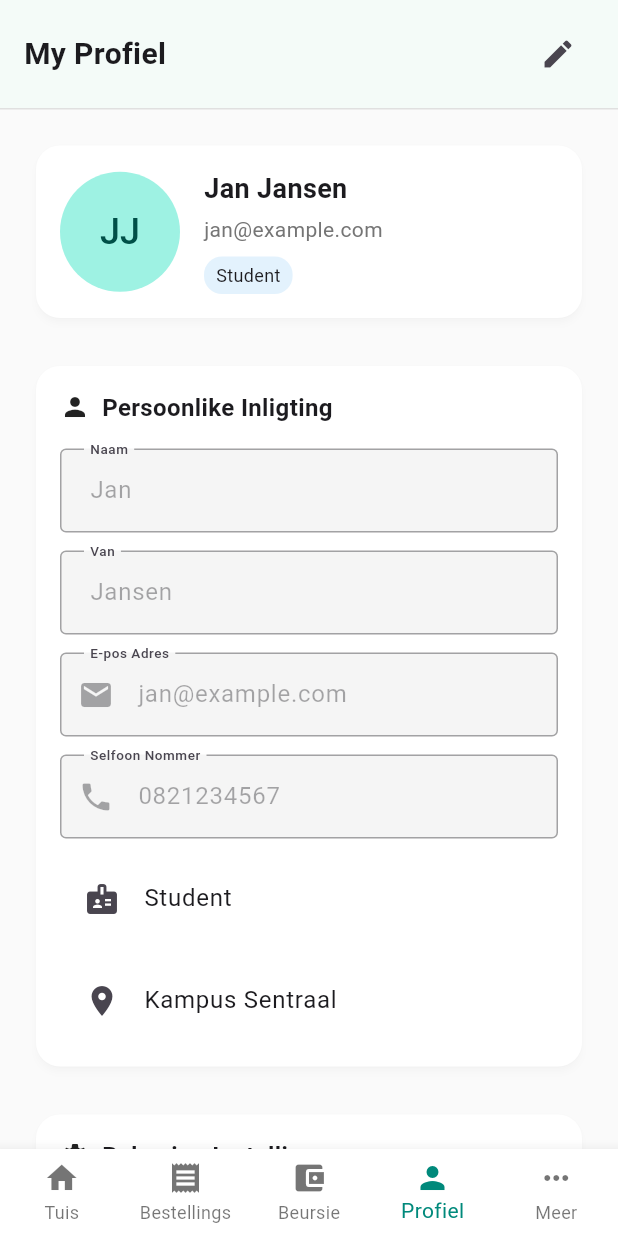
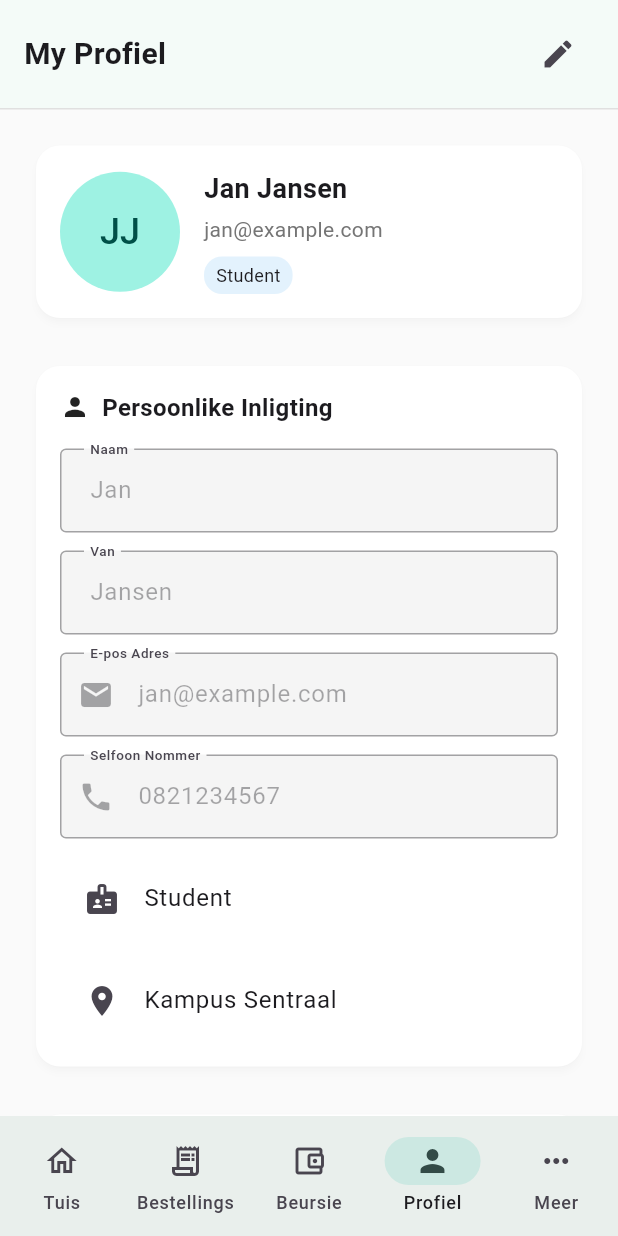
Before and after one commit to reebedmichael/Capstone, a Flutter app: the ProfilePage screen opened by its route, on a phone screen of 412 x 824 dp. Run offline on Flutter 3.47's test engine with Material 3 defaults, Android fonts, the phone set to English and light mode, and no system bars; our stand-ins replace flutter_feather_icons, fluttertoast, go_router, google_fonts, hooks_riverpod.

Commit message:
Updated Profile Page even more

```diff
--- a/apps/mobile/lib/features/profile/presentation/pages/profile_page.dart
+++ b/apps/mobile/lib/features/profile/presentation/pages/profile_page.dart
@@ -1,4 +1,5 @@
 import 'package:flutter/material.dart';
+import '../../../app/presentation/widgets/app_bottom_nav.dart';
 
 class ProfilePage extends StatefulWidget {
   const ProfilePage({super.key});
@@ -406,18 +407,7 @@ class _ProfilePageState extends State<ProfilePage> {
       ),
 
       // Bottom Navigation
-      bottomNavigationBar: BottomNavigationBar(
-        currentIndex: 3,
-        onTap: (index) {},
-        type: BottomNavigationBarType.fixed,
-        items: const [
-          BottomNavigationBarItem(icon: Icon(Icons.home), label: "Tuis"),
-          BottomNavigationBarItem(icon: Icon(Icons.receipt), label: "Bestellings"),
-          BottomNavigationBarItem(icon: Icon(Icons.account_balance_wallet), label: "Beursie"),
-          BottomNavigationBarItem(icon: Icon(Icons.person), label: "Profiel"),
-          BottomNavigationBarItem(icon: Icon(Icons.more_horiz), label: "Meer"),
-        ],
-      ),
+      bottomNavigationBar: const AppBottomNav(currentIndex: 3),
     );
   }
 
```
